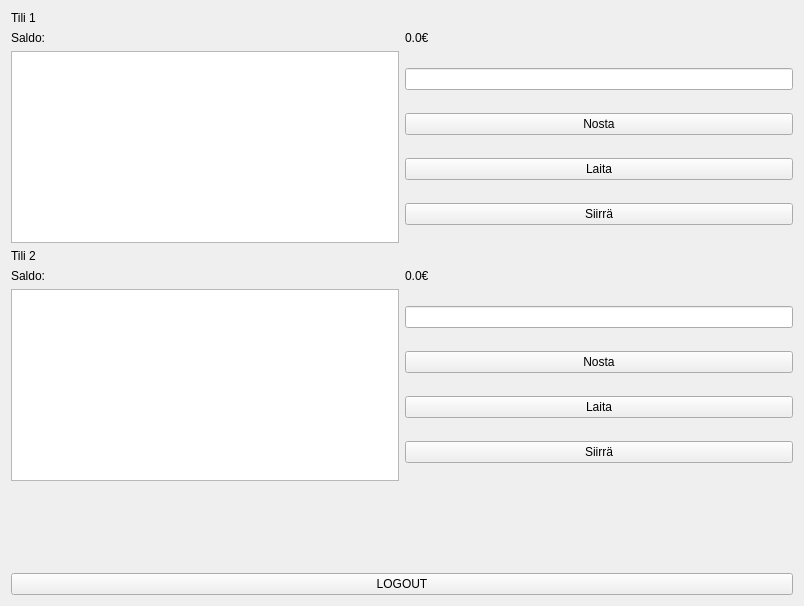
Before: the Qt Designer form bankautomat/bankautomat/tili.ui in banksimul2022/group13, drawn with Qt 5.
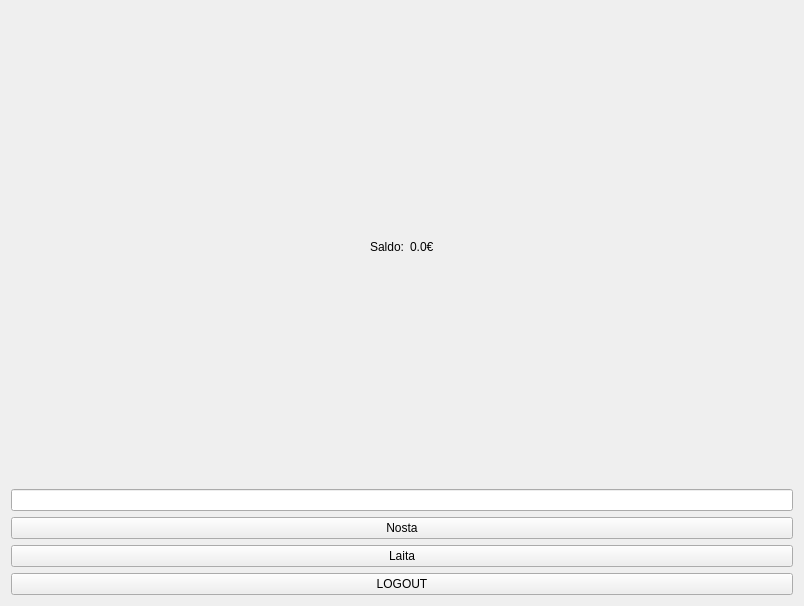
After: the same form once the commit is applied.

What changed in the file:
```diff
--- a/bankautomat/bankautomat/tili.ui
+++ b/bankautomat/bankautomat/tili.ui
@@ -14,21 +14,34 @@
    <string>Form</string>
   </property>
   <layout class="QGridLayout" name="gridLayout">
+   <item row="2" column="0">
+    <widget class="QPushButton" name="logoutPushButton">
+     <property name="text">
+      <string>LOGOUT</string>
+     </property>
+    </widget>
+   </item>
    <item row="0" column="0">
     <layout class="QVBoxLayout" name="verticalLayout_7">
      <item>
       <layout class="QVBoxLayout" name="verticalLayout_6">
-       <item>
-        <widget class="QLabel" name="tili1Label">
-         <property name="text">
-          <string>Tili 1</string>
-         </property>
-        </widget>
-       </item>
        <item>
         <layout class="QVBoxLayout" name="verticalLayout_2">
          <item>
           <layout class="QHBoxLayout" name="horizontalLayout_2">
+           <item>
+            <spacer name="horizontalSpacer">
+             <property name="orientation">
+              <enum>Qt::Horizontal</enum>
+             </property>
+             <property name="sizeHint" stdset="0">
+              <size>
+               <width>40</width>
+               <height>20</height>
+              </size>
+             </property>
+            </spacer>
+           </item>
            <item>
             <widget class="QLabel" name="saldo1Label">
              <property name="text">
@@ -43,13 +56,23 @@
              </property>
             </widget>
            </item>
+           <item>
+            <spacer name="horizontalSpacer_2">
+             <property name="orientation">
+              <enum>Qt::Horizontal</enum>
+             </property>
+             <property name="sizeHint" stdset="0">
+              <size>
+               <width>40</width>
+               <height>20</height>
+              </size>
+             </property>
+            </spacer>
+           </item>
           </layout>
          </item>
          <item>
           <layout class="QHBoxLayout" name="horizontalLayout">
-           <item>
-            <widget class="QListWidget" name="tili1ListWidget"/>
-           </item>
            <item>
             <layout class="QVBoxLayout" name="verticalLayout">
              <item>
@@ -69,81 +92,6 @@
                </property>
               </widget>
              </item>
-             <item>
-              <widget class="QPushButton" name="siirra1PushButton">
-               <property name="text">
-                <string>Siirrä</string>
-               </property>
-              </widget>
-             </item>
-            </layout>
-           </item>
-          </layout>
-         </item>
-        </layout>
-       </item>
-      </layout>
-     </item>
-     <item>
-      <layout class="QVBoxLayout" name="verticalLayout_5">
-       <item>
-        <widget class="QLabel" name="tili2Label">
-         <property name="text">
-          <string>Tili 2</string>
-         </property>
-        </widget>
-       </item>
-       <item>
-        <layout class="QVBoxLayout" name="verticalLayout_3">
-         <item>
-          <layout class="QHBoxLayout" name="horizontalLayout_3">
-           <item>
-            <widget class="QLabel" name="saldo2Label">
-             <property name="text">
-              <string>Saldo:</string>
-             </property>
-            </widget>
-           </item>
-           <item>
-            <widget class="QLabel" name="raha2Label">
-             <property name="text">
-              <string>0.0€</string>
-             </property>
-            </widget>
-           </item>
-          </layout>
-         </item>
-         <item>
-          <layout class="QHBoxLayout" name="horizontalLayout_4">
-           <item>
-            <widget class="QListWidget" name="tili2listWidget"/>
-           </item>
-           <item>
-            <layout class="QVBoxLayout" name="verticalLayout_4">
-             <item>
-              <widget class="QLineEdit" name="tili2lineEdit"/>
-             </item>
-             <item>
-              <widget class="QPushButton" name="nosta2PushButton">
-               <property name="text">
-                <string>Nosta</string>
-               </property>
-              </widget>
-             </item>
-             <item>
-              <widget class="QPushButton" name="laita2PushButton">
-               <property name="text">
-                <string>Laita</string>
-               </property>
-              </widget>
-             </item>
-             <item>
-              <widget class="QPushButton" name="siirra2PushButton">
-               <property name="text">
-                <string>Siirrä</string>
-               </property>
-              </widget>
-             </item>
             </layout>
            </item>
           </layout>
@@ -154,26 +102,6 @@
      </item>
     </layout>
    </item>
-   <item row="2" column="0">
-    <widget class="QPushButton" name="logoutPushButton">
-     <property name="text">
-      <string>LOGOUT</string>
-     </property>
-    </widget>
-   </item>
-   <item row="1" column="0">
-    <spacer name="verticalSpacer">
-     <property name="orientation">
-      <enum>Qt::Vertical</enum>
-     </property>
-     <property name="sizeHint" stdset="0">
-      <size>
-       <width>20</width>
-       <height>40</height>
-      </size>
-     </property>
-    </spacer>
-   </item>
   </layout>
  </widget>
  <resources/>
```
